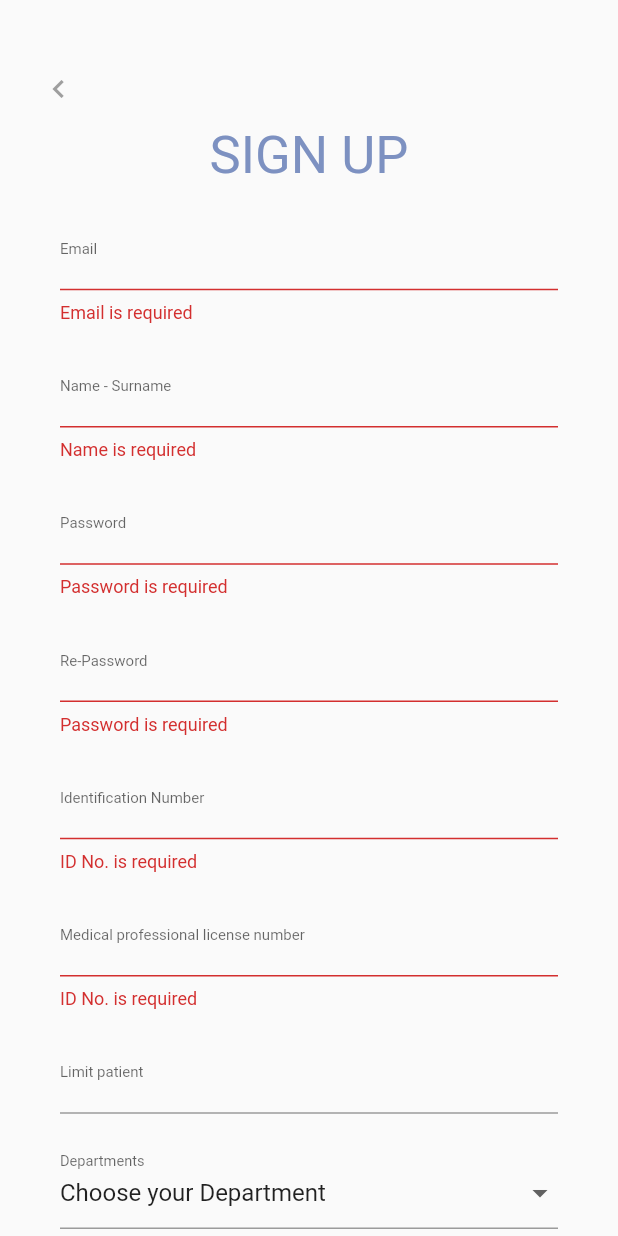
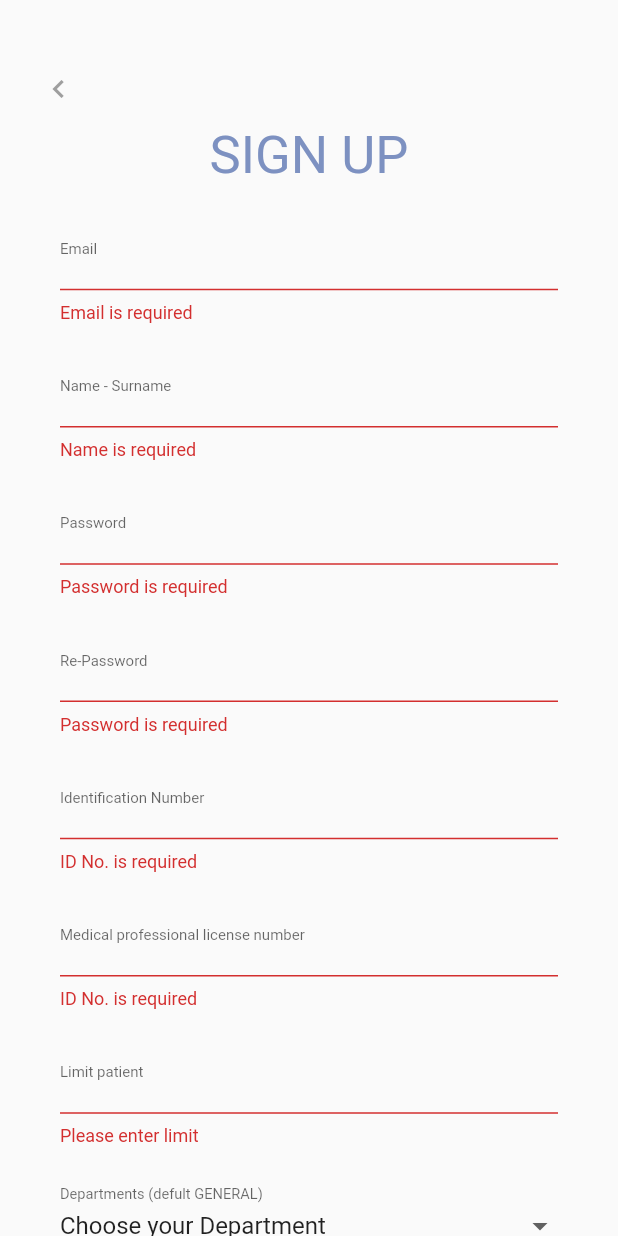
Before and after one commit to warin001234567/Project_Mobile, a Flutter app: the DoctorForm screen opened directly, after a tap on "Register", on a phone screen of 412 x 824 dp. Run offline on Flutter 3.47's test engine with Material 2 defaults, Android fonts, the phone set to English and light mode, and no system bars; our stand-ins replace cached_network_image, cloud_firestore, firebase_auth, firebase_storage, font_awesome_flutter, image_picker and 1 more; accounts and stored records are empty; Roboto replaces fonts that are missing (Quicksand Bold).

Commit message:
fix register doctor

```diff
--- a/lib/ui/doctor_form_page.dart
+++ b/lib/ui/doctor_form_page.dart
@@ -181,13 +181,16 @@ class _DoctorFormState extends State<DoctorForm> {
                 Padding(
                   padding: EdgeInsets.only(top: 15),
                   child: TextFormField(
+                    keyboardType: TextInputType.number,
                   decoration: InputDecoration(
                     labelText: "Limit patient",
                     labelStyle: TextStyle(fontSize: 10),
                     ),
                   controller: limit,
                   validator: (value) {
-                    if (int.parse(value) < 0)
+
+                    if(value.isEmpty)return "Please enter limit";
+                    if (int.parse(value) <= 0)
                       return "Limit patient must more than 0";
                   },
                 ),
@@ -197,10 +200,10 @@ class _DoctorFormState extends State<DoctorForm> {
                   child:
                 InputDecorator(
                   decoration: InputDecoration(
-                    labelText: "Departments",
+                    labelText: "Departments (defult GENERAL)",
                     labelStyle: TextStyle(fontSize: 13),
                   ),
-                  isEmpty: _department == '',
+                  isEmpty: _department == 'GENARAL',
                   child: DropdownButtonHideUnderline(
                     child: DropdownButton(
                       value: _department,
@@ -210,6 +213,7 @@ class _DoctorFormState extends State<DoctorForm> {
                           _department = value;
                         });
                       },
+
                       items: _departments.map(
                         (String value) {
                           return DropdownMenuItem<String>(
@@ -256,6 +260,10 @@ class _DoctorFormState extends State<DoctorForm> {
                                 'isValidated': 'false',
                                 'photoUrl':
                                   'https://firebasestorage.googleapis.com/v0/b/projecmobile-ab028.appspot.com/o/test.jpg?alt=media&token=55aafcc7-dd2c-4754-84c9-d24adad591d1'
+                              }).then((_)=>{
+                                  Navigator.of(context).popUntil(ModalRoute.withName('/')),
+                                  Navigator.of(context)
+                                      .pushReplacementNamed('/')
                               });
                           });
                     }
--- a/lib/ui/patient_form_page.dart
+++ b/lib/ui/patient_form_page.dart
@@ -153,7 +153,7 @@ class _PatientFormState extends State<PatientForm> {
                                   'photoUrl':
                                       'https://firebasestorage.googleapis.com/v0/b/projecmobile-ab028.appspot.com/o/test.jpg?alt=media&token=55aafcc7-dd2c-4754-84c9-d24adad591d1'
                                 }).then((value) {
-                                  Navigator.of(context).pop();
+                                  Navigator.of(context).popUntil(ModalRoute.withName('/'));
                                   Navigator.of(context)
                                       .pushReplacementNamed('/');
                                 }).catchError((e) {
```
